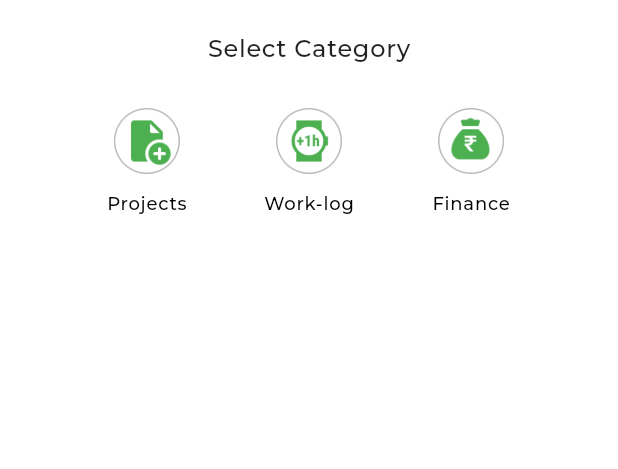
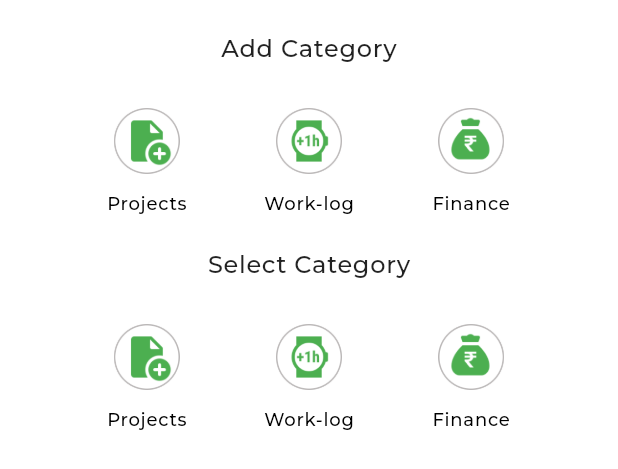
Before and after one commit to Nithinjith/bespoke, a Flutter app: the EmployeeSelectionBottomSheet widget shown alone on an empty page, opened directly with empty values, on a phone screen of 412 x 824 dp. Shown: the top 469 px of the screen. Run offline on Flutter 3.47's test engine with Material 3 defaults, Android fonts, the phone set to English and light mode, and no system bars; our stand-ins replace auto_route, cloud_firestore, firebase_auth, firebase_core, flex_color_scheme, flutter_form_builder and 6 more; missing offline and left inert: cloud_firestore_odm; accounts and stored records are empty; project files that could hold a hidden picture were left out.

Commit message:
Employee Listing Completed

```diff
--- a/lib/features/employees/presentation/employee_selection_bottom_sheet.dart
+++ b/lib/features/employees/presentation/employee_selection_bottom_sheet.dart
@@ -1,4 +1,5 @@
 import 'package:auto_route/auto_route.dart';
+import 'package:bespoke/features/employees/presentation/add_work_status_bottom_sheet.dart';
 import 'package:flutter/material.dart';
 import 'package:flutter_svg/svg.dart';
 
@@ -8,11 +9,12 @@ class EmployeeSelectionBottomSheet extends StatefulWidget {
   final String employeeId;
 
   @override
-  State<EmployeeSelectionBottomSheet> createState() => _EmployeeSelectionBottomSheetState();
+  State<EmployeeSelectionBottomSheet> createState() =>
+      _EmployeeSelectionBottomSheetState();
 }
 
-class _EmployeeSelectionBottomSheetState extends State<EmployeeSelectionBottomSheet> {
-
+class _EmployeeSelectionBottomSheetState
+    extends State<EmployeeSelectionBottomSheet> {
   @override
   Widget build(BuildContext context) {
     return Container(
@@ -20,10 +22,7 @@ class _EmployeeSelectionBottomSheetState extends State<EmployeeSelectionBottomSh
       child: Column(
         mainAxisSize: MainAxisSize.min,
         children: [
-           Text(
-            'Select Category',
-            style: Theme.of(context).textTheme.bodyLarge
-          ),
+          Text('Add Category', style: Theme.of(context).textTheme.bodyLarge),
           const SizedBox(height: 20),
           Row(
             mainAxisAlignment: MainAxisAlignment.spaceEvenly,
@@ -31,19 +30,49 @@ class _EmployeeSelectionBottomSheetState extends State<EmployeeSelectionBottomSh
               _BottomSheetItem(
                 label: 'Projects',
                 imagePath: 'assets/icons/ic_project_b_sheet.png',
-                onTap: () => setState((){
+                onTap: () => setState(() {
                   // context.router.push(route)
                 }),
               ),
               _BottomSheetItem(
                 label: 'Work-log',
                 imagePath: 'assets/icons/ic_work_log_b_sheet.png',
-                onTap: () => setState((){}),
+                onTap: () => setState(() {
+                  showModalBottomSheet(
+                      context: context,
+                      builder: (context) => AddWorkStatusBottomSheet(
+                          employeeId: widget.employeeId));
+                }),
               ),
               _BottomSheetItem(
                 label: 'Finance',
                 imagePath: 'assets/icons/ic_finance_b_sheet.png',
-                onTap: () => setState((){}),
+                onTap: () => setState(() {}),
+              ),
+            ],
+          ),
+          const SizedBox(height: 20),
+          Text('Select Category', style: Theme.of(context).textTheme.bodyLarge),
+          const SizedBox(height: 20),
+          Row(
+            mainAxisAlignment: MainAxisAlignment.spaceEvenly,
+            children: [
+              _BottomSheetItem(
+                label: 'Projects',
+                imagePath: 'assets/icons/ic_project_b_sheet.png',
+                onTap: () => setState(() {
+                  // context.router.push(route)
+                }),
+              ),
+              _BottomSheetItem(
+                label: 'Work-log',
+                imagePath: 'assets/icons/ic_work_log_b_sheet.png',
+                onTap: () => setState(() {}),
+              ),
+              _BottomSheetItem(
+                label: 'Finance',
+                imagePath: 'assets/icons/ic_finance_b_sheet.png',
+                onTap: () => setState(() {}),
               ),
             ],
           ),
--- a/pubspec.yaml
+++ b/pubspec.yaml
@@ -27,6 +27,7 @@ dependencies:
   table_calendar: ^3.1.3
   intl: ^0.19.0
   flutter_launcher_icons: ^0.14.3
+  flutter_profile_picture: ^2.0.0
 #  google_fonts: ^6.2.1
 
 dev_dependencies:
```
Also changed, not shown: lib/features/employees/presentation/employee_list_page.dart (+117 -12 lines), lib/main.dart (+6 -2 lines), pubspec.lock.
